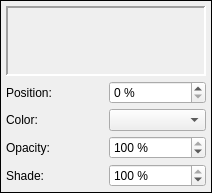
Qt form scribus/ui/gradienteditor.ui (scribusproject/scribus) before a commit.
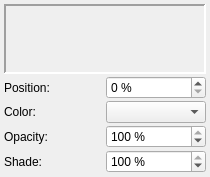
The same form after that commit. Custom widgets are drawn as their Qt base class.

The edit to the form file:
```diff
--- a/scribus/ui/gradienteditor.ui
+++ b/scribus/ui/gradienteditor.ui
@@ -6,25 +6,25 @@
    <rect>
     <x>0</x>
     <y>0</y>
-    <width>212</width>
-    <height>186</height>
+    <width>210</width>
+    <height>172</height>
    </rect>
   </property>
   <property name="windowTitle">
    <string>Frame</string>
   </property>
   <property name="frameShape">
-   <enum>QFrame::Panel</enum>
+   <enum>QFrame::NoFrame</enum>
   </property>
   <property name="frameShadow">
    <enum>QFrame::Plain</enum>
   </property>
   <layout class="QGridLayout" name="gridLayout">
    <property name="margin">
-    <number>5</number>
+    <number>4</number>
    </property>
    <property name="spacing">
-    <number>5</number>
+    <number>2</number>
    </property>
    <item row="0" column="0" colspan="2">
     <widget class="GradientPreview" name="Preview">
```
